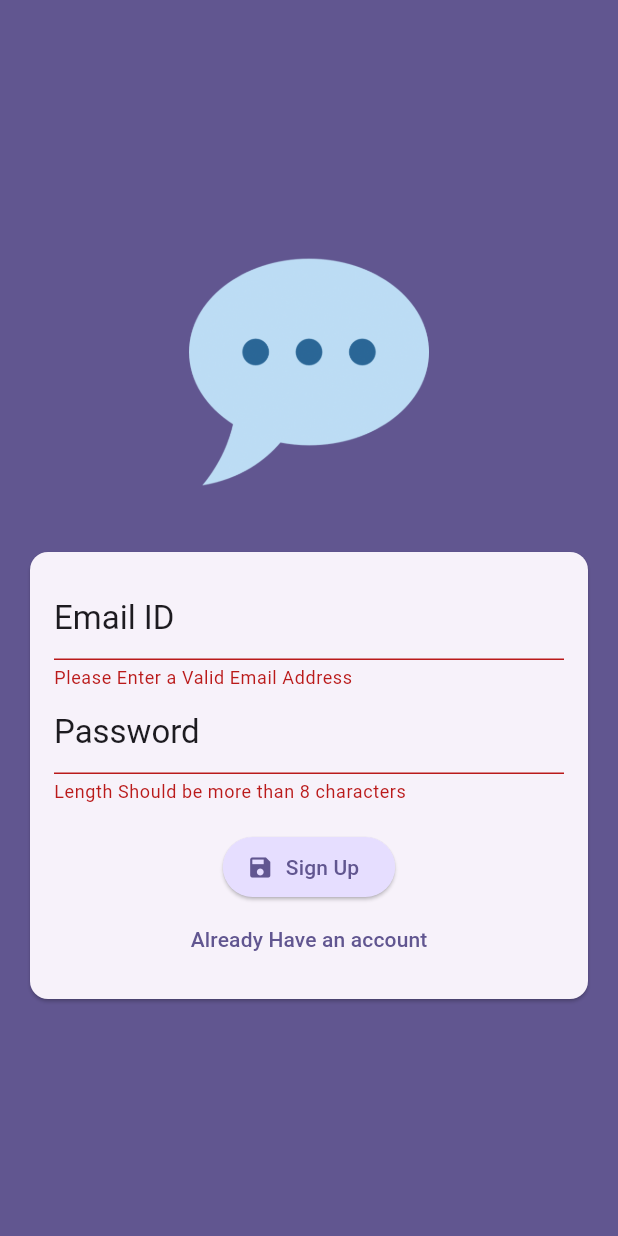
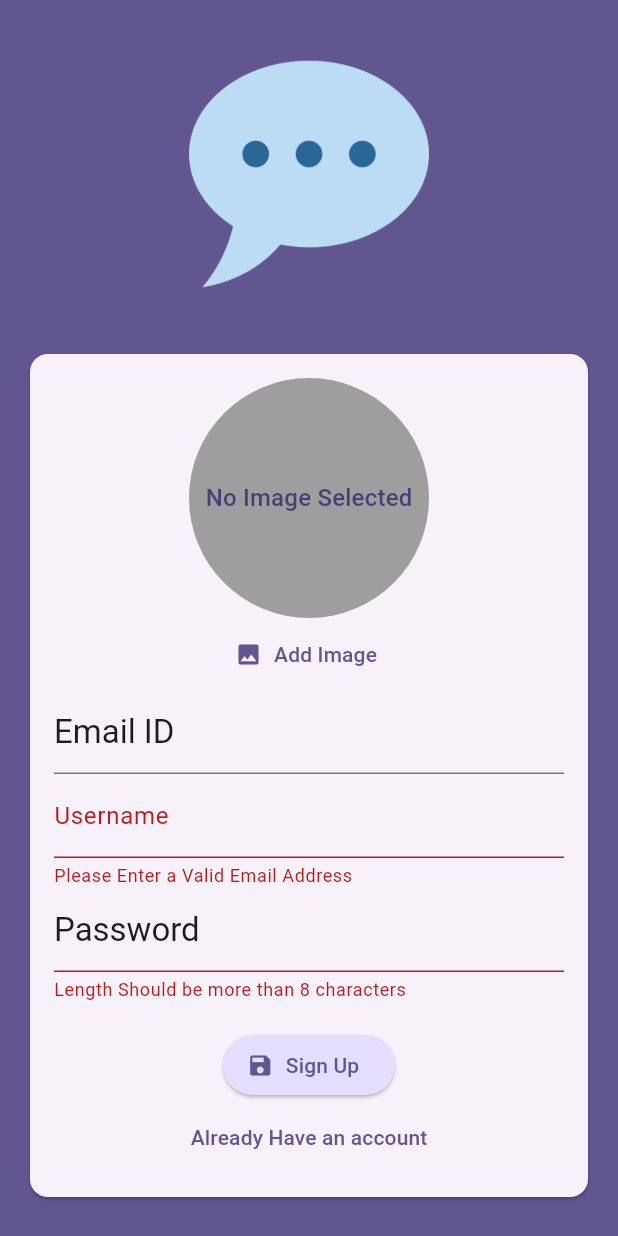
Before and after one commit to Hemonesh-M/chat_app, a Flutter app: the screen it shows after launch, after a tap on "Login", after a tap on "Don't Have an account", on a phone screen of 412 x 824 dp. Run offline on Flutter 3.47's test engine with Material 3 defaults, Android fonts, the phone set to English and light mode, and no system bars; our stand-ins replace cloud_firestore, firebase_auth, firebase_core, image_picker; missing offline and left inert: firebase_app_check; accounts and stored records are empty.

```diff
--- a/lib/main.dart
+++ b/lib/main.dart
@@ -1,13 +1,23 @@
 import 'package:chat_app/screens/auth_screen.dart';
 import 'package:chat_app/screens/chat_screen.dart';
+import 'package:chat_app/screens/splash_screen.dart';
 import 'package:firebase_auth/firebase_auth.dart';
 import 'package:flutter/material.dart';
 import 'package:firebase_core/firebase_core.dart';
+import 'package:firebase_app_check/firebase_app_check.dart';
 import 'firebase_options.dart';
 
 void main() async {
   WidgetsFlutterBinding.ensureInitialized();
   await Firebase.initializeApp(options: DefaultFirebaseOptions.currentPlatform);
+
+  // Disable Firebase App Check in debug mode
+  await FirebaseAppCheck.instance.activate(
+    androidProvider: AndroidProvider.debug, // Allow debug mode for Android
+    appleProvider: AppleProvider.debug, // Allow debug mode for iOS
+    webProvider: ReCaptchaV3Provider(''), // Empty provider for web
+  );
+
   runApp(const App());
 }
 
@@ -26,7 +36,9 @@ class App extends StatelessWidget {
       home: StreamBuilder(
         stream: FirebaseAuth.instance.authStateChanges(),
         builder: (context, snapshot) {
-          if (snapshot.hasData) {
+          if (snapshot.connectionState == ConnectionState.waiting) {
+            return SplashScreen();
+          } else if (snapshot.hasData) {
             return ChatScreen();
           } else {
             return Auth();
--- a/lib/screens/auth_screen.dart
+++ b/lib/screens/auth_screen.dart
@@ -1,6 +1,7 @@
-// ignore_for_file: use_build_context_synchronously
-
-import 'package:chat_app/screens/chat_screen.dart';
+import 'dart:io';
+import 'package:chat_app/widget/img_upload_gpt.dart';
+import 'package:chat_app/widget/user_image_picker.dart';
+import 'package:cloud_firestore/cloud_firestore.dart';
 import 'package:flutter/material.dart';
 import 'package:firebase_auth/firebase_auth.dart';
 
@@ -17,31 +18,60 @@ class Auth extends StatefulWidget {
 class _AuthState extends State<Auth> {
   final _formKey = GlobalKey<FormState>();
   bool _isLogin = true;
+  bool _isAuthenticating = false;
   String _enteredEmail = "";
   String _enteredPass = "";
+  String _enterUsername="";
+  File? _profileImage;
+  void onPickProfileImage(File? selectedImage) {
+    _profileImage = selectedImage;
+  }
+
   void _onSubmit() async {
     if (!_formKey.currentState!.validate()) {
       return;
     }
+    if (!_isLogin && _profileImage == null) {
+      return;
+    }
     _formKey.currentState!.save();
-    // print(_enteredEmail);
-    // print(_enteredPass);
+
     try {
+      setState(() {
+        _isAuthenticating = true;
+      });
       if (_isLogin) {
         final token = await _firebase.signInWithEmailAndPassword(
           email: _enteredEmail,
           password: _enteredPass,
         );
-
+        print(token);
         // Navigator.of(
         //   context,
         // ).pushReplacement(MaterialPageRoute(builder: (context) => ChatScreen()));
-        // print(UserCredential);
       } else {
-        final UserCredentialdata = await _firebase.createUserWithEmailAndPassword(
+        // ignore: non_constant_identifier_names
+        final UserCredentialdata = await _firebase
+            .createUserWithEmailAndPassword(
               email: _enteredEmail,
               password: _enteredPass,
             );
+        print(UserCredentialdata);
+        final profileDownloadURL = await uploadImage(_profileImage!);
+        if (profileDownloadURL == null) {
+          throw ("COuld not get hold of IMAGE URL");
+        }
+        // final storageref= FirebaseStorage.instance
+        //     .ref()
+        //     .child("user_image")
+        //     .child("${UserCredentialdata.user!.uid}.jpg");
+        // storageref.putFile(_profileImage!);
+        // // ignore: no_leading_underscores_for_local_identifiers
+        // final _profileDownloadURL=await storageref.getDownloadURL();
+        FirebaseFirestore.instance
+            .collection("user-metadata")
+            .doc(UserCredentialdata.user!.uid)
+            .set({"email":_enteredEmail,"username":_enterUsername,"imgURL": profileDownloadURL});
       }
     } on FirebaseAuthException catch (error) {
       if (error.code == "email-already-in-use") {
@@ -54,6 +84,9 @@ class _AuthState extends State<Auth> {
       ScaffoldMessenger.of(context).showSnackBar(
         SnackBar(content: Text(error.message ?? "Authentication Failed")),
       );
+      setState(() {
+        _isAuthenticating = false;
+      });
     }
   }
 
@@ -84,6 +117,10 @@ class _AuthState extends State<Auth> {
                     child: Column(
                       // mainAxisSize: MainAxisSize.min,
                       children: [
+                        if (_isLogin == false)
+                          UserImagePicker(
+                            onPickProfileImage: onPickProfileImage,
+                          ),
                         TextFormField(
                           decoration: InputDecoration(
                             hintText: "abc@gmail.com",
@@ -110,6 +147,20 @@ class _AuthState extends State<Auth> {
                             }
                           },
                         ),
+                        if(!_isLogin)
+                        TextFormField(
+                          decoration: InputDecoration(labelText:"Username"),
+                          enableSuggestions: false,
+                          onSaved: (newValue) {
+                            _enterUsername=newValue!;
+                          },
+                          validator: (value) {
+                            if(value==null || value.trim().length<4 ){
+                              return "Username should atleast be 4 characters long";
+                            }
+                            return null;
+                          },
+                        ),
                         TextFormField(
                           decoration: InputDecoration(
                             label: Text(
@@ -131,13 +182,17 @@ class _AuthState extends State<Auth> {
                           obscureText: true,
                         ),
                         SizedBox(height: 18),
+                        if (_isAuthenticating) CircularProgressIndicator(),
+                        if (_isAuthenticating == false)
                           ElevatedButton.icon(
                             onPressed: _onSubmit,
                             label: Text(_isLogin ? "Login " : "Sign Up"),
                             icon: Icon(Icons.save),
                             style: ElevatedButton.styleFrom(
                               backgroundColor:
-                                Theme.of(context).colorScheme.primaryContainer,
+                                  Theme.of(
+                                    context,
+                                  ).colorScheme.primaryContainer,
                             ),
                           ),
                         TextButton(
--- /dev/null
+++ b/lib/screens/splash_screen.dart
@@ -0,0 +1,17 @@
+import 'package:flutter/material.dart';
+
+class SplashScreen extends StatelessWidget {
+  const SplashScreen({super.key});
+  @override
+  Widget build(BuildContext context) {
+    return Scaffold(
+      appBar: AppBar(
+        title: Text("Chat Screen"),
+      ),
+      body: Center(
+        child: Text("Loading"),
+      ),
+    );
+
+  }
+}
--- /dev/null
+++ b/lib/widget/user_image_picker.dart
@@ -0,0 +1,45 @@
+import 'dart:io';
+import 'package:flutter/material.dart';
+import 'package:image_picker/image_picker.dart';
+// ignore: must_be_immutable
+class UserImagePicker extends StatefulWidget {
+  const UserImagePicker({required this.onPickProfileImage,super.key});
+  final Function(File? profileImage) onPickProfileImage;
+  @override
+  State<UserImagePicker> createState() {
+    return _UserImagePlaceState();
+  }
+}
+
+class _UserImagePlaceState extends State<UserImagePicker> {
+  File? _pickedImgFile;
+  void pickImage()async{
+    final pickedImg=await ImagePicker().pickImage(source: ImageSource.camera);
+    if(pickedImg==null) return;
+    setState(() {
+      _pickedImgFile=File(pickedImg.path);
+    });
+    widget.onPickProfileImage(_pickedImgFile);
+  }
+  @override
+  Widget build(BuildContext context) {
+    return Column(
+      children: [
+        CircleAvatar(
+          backgroundColor: Colors.grey,
+          foregroundImage: _pickedImgFile!=null?FileImage(_pickedImgFile!):null,
+          radius: 80,
+          child: _pickedImgFile==null?Center(child: Text("No Image Selected")):null,
+        ),
+        TextButton.icon(
+          onPressed: pickImage,
+          label: Text(_pickedImgFile==null? "Add Image":"Change Image",style: TextStyle(
+            color: Theme.of(context).colorScheme.primary
+          ),),
+          icon: Icon(Icons.image),
+
+        ),
+      ],
+    );
+  }
+}
--- a/pubspec.yaml
+++ b/pubspec.yaml
@@ -36,6 +36,11 @@ dependencies:
   cupertino_icons: ^1.0.8
   firebase_core: ^3.12.1
   firebase_auth: ^5.5.1
+  image_picker: ^1.1.2
+  firebase_storage: ^12.4.4
+  http: ^1.3.0
+  cloud_firestore: ^5.6.5
+  firebase_app_check: ^0.3.2+4
 
 dev_dependencies:
   flutter_test:
```
Also changed, not shown: lib/screens/chat_screen.dart (+42 -5 lines), lib/widget/chat_messages.dart (added, +61 -0 lines), lib/widget/img_upload_gpt.dart (added, +40 -0 lines), lib/widget/message_bubble.dart (added, +147 -0 lines), lib/widget/new_message.dart (added, +69 -0 lines), lib/widget/upload_profile_image.dart (added, +97 -0 lines), pubspec.lock, 5 other files. Lines whose indentation alone changed are shown as unchanged.
